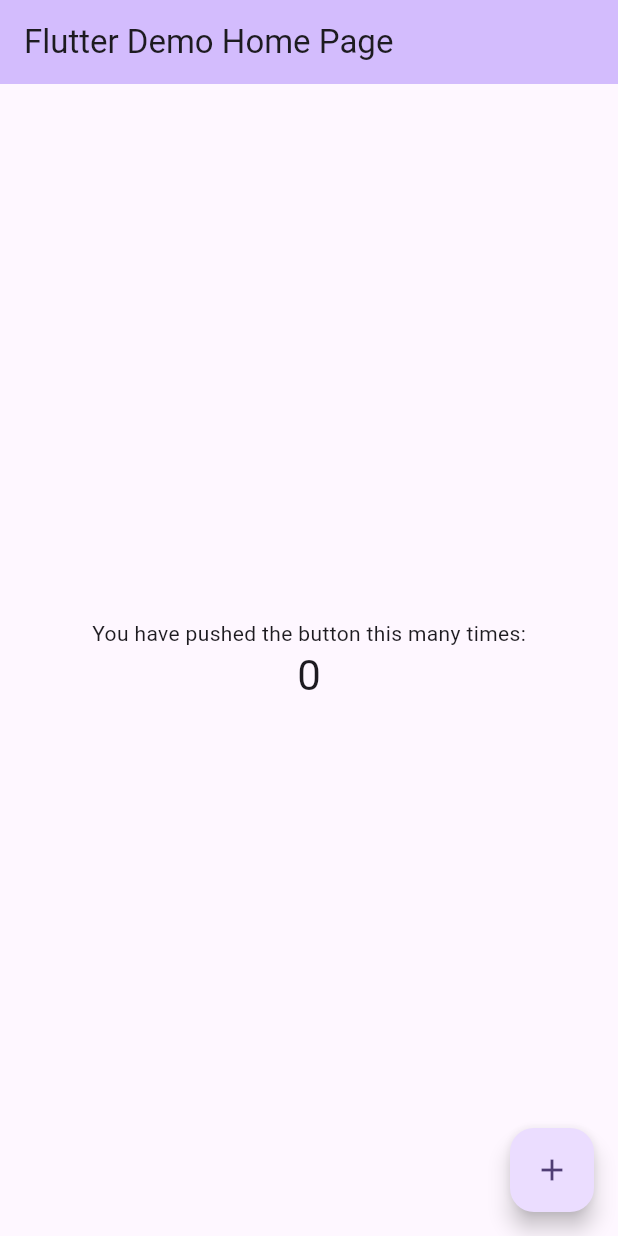
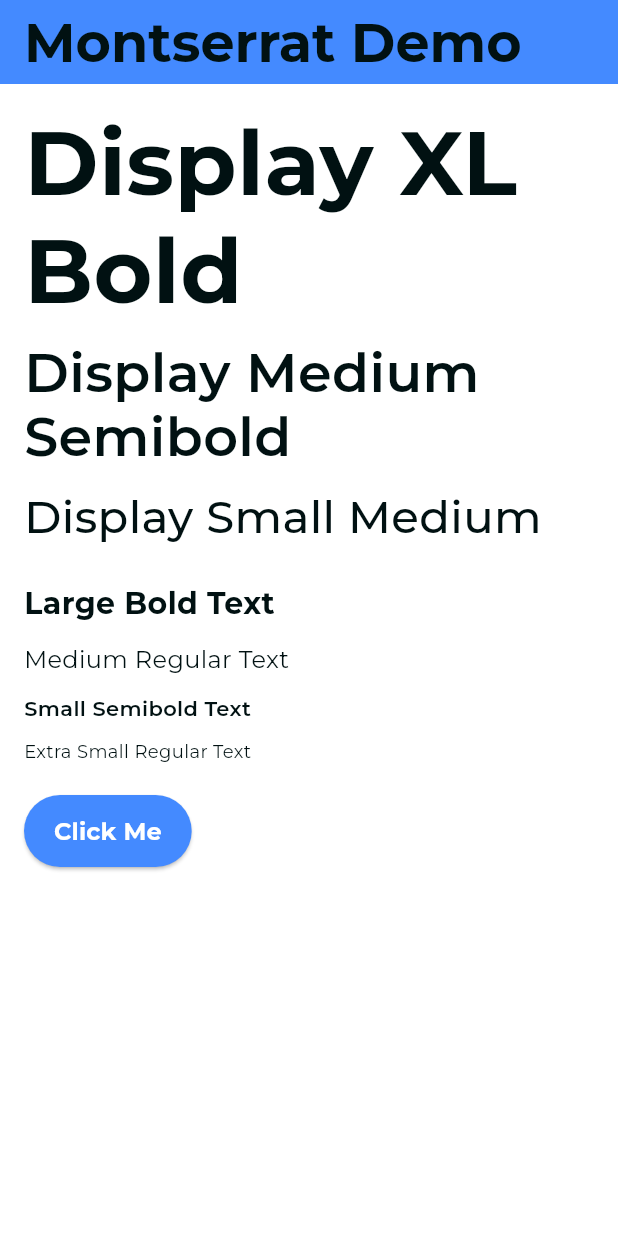
Before and after one commit to NeonCoders-UoM/mobile-app-frontend, a Flutter app: the screen it shows after launch, on a phone screen of 412 x 824 dp. Run offline on Flutter 3.47's test engine with Material 3 defaults, Android fonts, the phone set to English and light mode, and no system bars; our stand-ins replace google_fonts.

Commit message:
update add_text_styles.dart

```diff
--- a/mobile_app_frontend/lib/core/theme/app_text_styles.dart
+++ b/mobile_app_frontend/lib/core/theme/app_text_styles.dart
@@ -1,204 +1,205 @@
 import 'package:flutter/material.dart';
+import 'package:google_fonts/google_fonts.dart';
 import 'app_colors.dart';
 
 class AppTextStyles {
   // Bold Text Styles
-  static const TextStyle displayXlBold = TextStyle(
-    fontSize: 60.0, // Adjust based on your design
-    fontWeight: FontWeight.bold,
+  static TextStyle displayXlBold = GoogleFonts.montserrat(
+    fontSize: 60.0,
+    fontWeight: FontWeight.bold, // w700
     color: AppColors.neutral600,
-    height: 1.2, // Line height (adjust as needed)
+    height: 1.2,
   );
 
-  static const TextStyle displaMdBold = TextStyle(
-    fontSize: 36.0, // Adjust based on your design
+  static TextStyle displayMdBold = GoogleFonts.montserrat(
+    fontSize: 36.0,
     fontWeight: FontWeight.bold,
     color: AppColors.neutral600,
     height: 1.2,
   );
 
-  static const TextStyle displaySmBold = TextStyle(
-    fontSize: 30.0, // Adjust based on your design
+  static TextStyle displaySmBold = GoogleFonts.montserrat(
+    fontSize: 30.0,
     fontWeight: FontWeight.bold,
     color: AppColors.neutral600,
-    height: 1.5, // Line height for body text
+    height: 1.5,
   );
 
-  static const TextStyle textLgBold = TextStyle(
-    fontSize: 20.0, // Adjust based on your design
+  static TextStyle textLgBold = GoogleFonts.montserrat(
+    fontSize: 20.0,
     fontWeight: FontWeight.bold,
     color: AppColors.neutral600,
-    height: 1.5, // Line height for body text
+    height: 1.5,
   );
 
-  static const TextStyle textMdBold = TextStyle(
-    fontSize: 16.0, // Adjust based on your design
+  static TextStyle textMdBold = GoogleFonts.montserrat(
+    fontSize: 16.0,
     fontWeight: FontWeight.bold,
     color: AppColors.neutral600,
-    height: 1.5, // Line height for body text
+    height: 1.5,
   );
 
-  static const TextStyle textSmBold = TextStyle(
-    fontSize: 14.0, // Adjust based on your design
+  static TextStyle textSmBold = GoogleFonts.montserrat(
+    fontSize: 14.0,
     fontWeight: FontWeight.bold,
     color: AppColors.neutral600,
-    height: 1.5, // Line height for body text
+    height: 1.5,
   );
 
-  static const TextStyle textXsmBold = TextStyle(
-    fontSize: 12.0, // Adjust based on your design
+  static TextStyle textXsmBold = GoogleFonts.montserrat(
+    fontSize: 12.0,
     fontWeight: FontWeight.bold,
     color: AppColors.neutral600,
-    height: 1.5, // Line height for body text
+    height: 1.5,
   );
 
   // Semibold Text Styles
-  static const TextStyle displayXlSemibold = TextStyle(
+  static TextStyle displayXlSemibold = GoogleFonts.montserrat(
     fontSize: 60.0,
     fontWeight: FontWeight.w600, // Semibold
     color: AppColors.neutral600,
     height: 1.2,
   );
 
-  static const TextStyle displayMdSemibold = TextStyle(
+  static TextStyle displayMdSemibold = GoogleFonts.montserrat(
     fontSize: 36.0,
     fontWeight: FontWeight.w600,
     color: AppColors.neutral600,
     height: 1.2,
   );
 
-  static const TextStyle displaySmSemibold = TextStyle(
+  static TextStyle displaySmSemibold = GoogleFonts.montserrat(
     fontSize: 30.0,
     fontWeight: FontWeight.w600,
     color: AppColors.neutral600,
     height: 1.5,
   );
 
-  static const TextStyle textLgSemibold = TextStyle(
-    fontSize: 20.0, // Adjust based on your design
-    fontWeight: FontWeight.bold,
+  static TextStyle textLgSemibold = GoogleFonts.montserrat(
+    fontSize: 20.0,
+    fontWeight: FontWeight.w600,
     color: AppColors.neutral600,
-    height: 1.5, // Line height for body text
+    height: 1.5,
   );
 
-  static const TextStyle textMdSemibold = TextStyle(
-    fontSize: 16.0, // Adjust based on your design
-    fontWeight: FontWeight.bold,
+  static TextStyle textMdSemibold = GoogleFonts.montserrat(
+    fontSize: 16.0,
+    fontWeight: FontWeight.w600,
     color: AppColors.neutral600,
-    height: 1.5, // Line height for body text
+    height: 1.5,
   );
 
-  static const TextStyle textSmSemibold = TextStyle(
-    fontSize: 14.0, // Adjust based on your design
-    fontWeight: FontWeight.bold,
+  static TextStyle textSmSemibold = GoogleFonts.montserrat(
+    fontSize: 14.0,
+    fontWeight: FontWeight.w600,
     color: AppColors.neutral600,
-    height: 1.5, // Line height for body text
+    height: 1.5,
   );
 
-  static const TextStyle textXsmSemibold = TextStyle(
-    fontSize: 12.0, // Adjust based on your design
-    fontWeight: FontWeight.bold,
+  static TextStyle textXsmSemibold = GoogleFonts.montserrat(
+    fontSize: 12.0,
+    fontWeight: FontWeight.w600,
     color: AppColors.neutral600,
-    height: 1.5, // Line height for body text
+    height: 1.5,
   );
 
   // Medium Text Styles
-  static const TextStyle displayXlMedium = TextStyle(
+  static TextStyle displayXlMedium = GoogleFonts.montserrat(
     fontSize: 60.0,
     fontWeight: FontWeight.w500, // Medium
     color: AppColors.neutral600,
     height: 1.2,
   );
 
-  static const TextStyle displayMdMedium = TextStyle(
+  static TextStyle displayMdMedium = GoogleFonts.montserrat(
     fontSize: 36.0,
     fontWeight: FontWeight.w500,
     color: AppColors.neutral600,
     height: 1.2,
   );
 
-  static const TextStyle displaySmMedium = TextStyle(
+  static TextStyle displaySmMedium = GoogleFonts.montserrat(
     fontSize: 30.0,
     fontWeight: FontWeight.w500,
     color: AppColors.neutral600,
     height: 1.5,
   );
 
-  static const TextStyle textLgMedium = TextStyle(
-    fontSize: 20.0, // Adjust based on your design
-    fontWeight: FontWeight.bold,
+  static TextStyle textLgMedium = GoogleFonts.montserrat(
+    fontSize: 20.0,
+    fontWeight: FontWeight.w500,
     color: AppColors.neutral600,
-    height: 1.5, // Line height for body text
+    height: 1.5,
   );
 
-  static const TextStyle textMdMedium = TextStyle(
-    fontSize: 16.0, // Adjust based on your design
-    fontWeight: FontWeight.bold,
+  static TextStyle textMdMedium = GoogleFonts.montserrat(
+    fontSize: 16.0,
+    fontWeight: FontWeight.w500,
     color: AppColors.neutral600,
-    height: 1.5, // Line height for body text
+    height: 1.5,
   );
 
-  static const TextStyle textSmMedium = TextStyle(
-    fontSize: 14.0, // Adjust based on your design
-    fontWeight: FontWeight.bold,
+  static TextStyle textSmMedium = GoogleFonts.montserrat(
+    fontSize: 14.0,
+    fontWeight: FontWeight.w500,
     color: AppColors.neutral600,
-    height: 1.5, // Line height for body text
+    height: 1.5,
   );
 
-  static const TextStyle textXsmMedium = TextStyle(
-    fontSize: 12.0, // Adjust based on your design
-    fontWeight: FontWeight.bold,
+  static TextStyle textXsmMedium = GoogleFonts.montserrat(
+    fontSize: 12.0,
+    fontWeight: FontWeight.w500,
     color: AppColors.neutral600,
-    height: 1.5, // Line height for body text
+    height: 1.5,
   );
 
   // Regular Text Styles
-  static const TextStyle displayXlRegular = TextStyle(
+  static TextStyle displayXlRegular = GoogleFonts.montserrat(
     fontSize: 60.0,
-    fontWeight: FontWeight.normal, // Regular
+    fontWeight: FontWeight.normal, // w400
     color: AppColors.neutral600,
     height: 1.2,
   );
 
-  static const TextStyle displayMdRegular = TextStyle(
+  static TextStyle displayMdRegular = GoogleFonts.montserrat(
     fontSize: 36.0,
     fontWeight: FontWeight.normal,
     color: AppColors.neutral600,
     height: 1.2,
   );
 
-  static const TextStyle displaySmRegular = TextStyle(
+  static TextStyle displaySmRegular = GoogleFonts.montserrat(
     fontSize: 30.0,
     fontWeight: FontWeight.normal,
     color: AppColors.neutral600,
     height: 1.5,
   );
 
-  static const TextStyle textLgRegular = TextStyle(
-    fontSize: 20.0, // Adjust based on your design
-    fontWeight: FontWeight.bold,
+  static TextStyle textLgRegular = GoogleFonts.montserrat(
+    fontSize: 20.0,
+    fontWeight: FontWeight.normal,
     color: AppColors.neutral600,
-    height: 1.5, // Line height for body text
+    height: 1.5,
   );
 
-  static const TextStyle textMdRegular = TextStyle(
-    fontSize: 16.0, // Adjust based on your design
-    fontWeight: FontWeight.bold,
+  static TextStyle textMdRegular = GoogleFonts.montserrat(
+    fontSize: 16.0,
+    fontWeight: FontWeight.normal,
     color: AppColors.neutral600,
-    height: 1.5, // Line height for body text
+    height: 1.5,
   );
 
-  static const TextStyle textSmRegular = TextStyle(
-    fontSize: 14.0, // Adjust based on your design
-    fontWeight: FontWeight.bold,
+  static TextStyle textSmRegular = GoogleFonts.montserrat(
+    fontSize: 14.0,
+    fontWeight: FontWeight.normal,
     color: AppColors.neutral600,
-    height: 1.5, // Line height for body text
+    height: 1.5,
   );
 
-  static const TextStyle textXsmRegular = TextStyle(
-    fontSize: 12.0, // Adjust based on your design
-    fontWeight: FontWeight.bold,
+  static TextStyle textXsmRegular = GoogleFonts.montserrat(
+    fontSize: 12.0,
+    fontWeight: FontWeight.normal,
     color: AppColors.neutral600,
-    height: 1.5, // Line height for body text
+    height: 1.5,
   );
 }
--- a/mobile_app_frontend/lib/main.dart
+++ b/mobile_app_frontend/lib/main.dart
@@ -1,4 +1,132 @@
+// import 'package:flutter/material.dart';
+
+// void main() {
+//   runApp(const MyApp());
+// }
+
+// class MyApp extends StatelessWidget {
+//   const MyApp({super.key});
+
+//   // This widget is the root of your application.
+//   @override
+//   Widget build(BuildContext context) {
+//     return MaterialApp(
+//       title: 'Flutter Demo',
+//       theme: ThemeData(
+//         // This is the theme of your application.
+//         //
+//         // TRY THIS: Try running your application with "flutter run". You'll see
+//         // the application has a purple toolbar. Then, without quitting the app,
+//         // try changing the seedColor in the colorScheme below to Colors.green
+//         // and then invoke "hot reload" (save your changes or press the "hot
+//         // reload" button in a Flutter-supported IDE, or press "r" if you used
+//         // the command line to start the app).
+//         //
+//         // Notice that the counter didn't reset back to zero; the application
+//         // state is not lost during the reload. To reset the state, use hot
+//         // restart instead.
+//         //
+//         // This works for code too, not just values: Most code changes can be
+//         // tested with just a hot reload.
+//         colorScheme: ColorScheme.fromSeed(seedColor: Colors.deepPurple),
+//         useMaterial3: true,
+//       ),
+//       home: const MyHomePage(title: 'Flutter Demo Home Page'),
+//     );
+//   }
+// }
+
+// class MyHomePage extends StatefulWidget {
+//   const MyHomePage({super.key, required this.title});
+
+//   // This widget is the home page of your application. It is stateful, meaning
+//   // that it has a State object (defined below) that contains fields that affect
+//   // how it looks.
+
+//   // This class is the configuration for the state. It holds the values (in this
+//   // case the title) provided by the parent (in this case the App widget) and
+//   // used by the build method of the State. Fields in a Widget subclass are
+//   // always marked "final".
+
+//   final String title;
+
+//   @override
+//   State<MyHomePage> createState() => _MyHomePageState();
+// }
+
+// class _MyHomePageState extends State<MyHomePage> {
+//   int _counter = 0;
+
+//   void _incrementCounter() {
+//     setState(() {
+//       // This call to setState tells the Flutter framework that something has
+//       // changed in this State, which causes it to rerun the build method below
+//       // so that the display can reflect the updated values. If we changed
+//       // _counter without calling setState(), then the build method would not be
+//       // called again, and so nothing would appear to happen.
+//       _counter++;
+//     });
+//   }
+
+//   @override
+//   Widget build(BuildContext context) {
+//     // This method is rerun every time setState is called, for instance as done
+//     // by the _incrementCounter method above.
+//     //
+//     // The Flutter framework has been optimized to make rerunning build methods
+//     // fast, so that you can just rebuild anything that needs updating rather
+//     // than having to individually change instances of widgets.
+//     return Scaffold(
+//       appBar: AppBar(
+//         // TRY THIS: Try changing the color here to a specific color (to
+//         // Colors.amber, perhaps?) and trigger a hot reload to see the AppBar
+//         // change color while the other colors stay the same.
+//         backgroundColor: Theme.of(context).colorScheme.inversePrimary,
+//         // Here we take the value from the MyHomePage object that was created by
+//         // the App.build method, and use it to set our appbar title.
+//         title: Text(widget.title),
+//       ),
+//       body: Center(
+//         // Center is a layout widget. It takes a single child and positions it
+//         // in the middle of the parent.
+//         child: Column(
+//           // Column is also a layout widget. It takes a list of children and
+//           // arranges them vertically. By default, it sizes itself to fit its
+//           // children horizontally, and tries to be as tall as its parent.
+//           //
+//           // Column has various properties to control how it sizes itself and
+//           // how it positions its children. Here we use mainAxisAlignment to
+//           // center the children vertically; the main axis here is the vertical
+//           // axis because Columns are vertical (the cross axis would be
+//           // horizontal).
+//           //
+//           // TRY THIS: Invoke "debug painting" (choose the "Toggle Debug Paint"
+//           // action in the IDE, or press "p" in the console), to see the
+//           // wireframe for each widget.
+//           mainAxisAlignment: MainAxisAlignment.center,
+//           children: <Widget>[
+//             const Text(
+//               'You have pushed the button this many times:',
+//             ),
+//             Text(
+//               '$_counter',
+//               style: Theme.of(context).textTheme.headlineMedium,
+//             ),
+//           ],
+//         ),
+//       ),
+//       floatingActionButton: FloatingActionButton(
+//         onPressed: _incrementCounter,
+//         tooltip: 'Increment',
+//         child: const Icon(Icons.add),
+//       ), // This trailing comma makes auto-formatting nicer for build methods.
+//     );
+//   }
+// }
+
 import 'package:flutter/material.dart';
+import 'package:google_fonts/google_fonts.dart';
+import 'package:mobile_app_frontend/core/theme/app_text_styles.dart';
 
 void main() {
   runApp(const MyApp());
@@ -7,119 +135,100 @@ void main() {
 class MyApp extends StatelessWidget {
   const MyApp({super.key});
 
-  // This widget is the root of your application.
   @override
   Widget build(BuildContext context) {
     return MaterialApp(
-      title: 'Flutter Demo',
+      title: 'Montserrat Font Demo',
       theme: ThemeData(
-        // This is the theme of your application.
-        //
-        // TRY THIS: Try running your application with "flutter run". You'll see
-        // the application has a purple toolbar. Then, without quitting the app,
-        // try changing the seedColor in the colorScheme below to Colors.green
-        // and then invoke "hot reload" (save your changes or press the "hot
-        // reload" button in a Flutter-supported IDE, or press "r" if you used
-        // the command line to start the app).
-        //
-        // Notice that the counter didn't reset back to zero; the application
-        // state is not lost during the reload. To reset the state, use hot
-        // restart instead.
-        //
-        // This works for code too, not just values: Most code changes can be
-        // tested with just a hot reload.
-        colorScheme: ColorScheme.fromSeed(seedColor: Colors.deepPurple),
-        useMaterial3: true,
+        // Apply Montserrat as the default font for the app
+        textTheme: GoogleFonts.montserratTextTheme(
+          Theme.of(context).textTheme,
+        ),
+        primarySwatch: Colors.blue,
+        scaffoldBackgroundColor: Colors.white,
       ),
-      home: const MyHomePage(title: 'Flutter Demo Home Page'),
+      home: const HomeScreen(),
+      debugShowCheckedModeBanner: false,
     );
   }
 }
 
-class MyHomePage extends StatefulWidget {
-  const MyHomePage({super.key, required this.title});
-
-  // This widget is the home page of your application. It is stateful, meaning
-  // that it has a State object (defined below) that contains fields that affect
-  // how it looks.
-
-  // This class is the configuration for the state. It holds the values (in this
-  // case the title) provided by the parent (in this case the App widget) and
-  // used by the build method of the State. Fields in a Widget subclass are
-  // always marked "final".
-
-  final String title;
-
-  @override
-  State<MyHomePage> createState() => _MyHomePageState();
-}
-
-class _MyHomePageState extends State<MyHomePage> {
-  int _counter = 0;
-
-  void _incrementCounter() {
-    setState(() {
-      // This call to setState tells the Flutter framework that something has
-      // changed in this State, which causes it to rerun the build method below
-      // so that the display can reflect the updated values. If we changed
-      // _counter without calling setState(), then the build method would not be
-      // called again, and so nothing would appear to happen.
-      _counter++;
-    });
-  }
+class HomeScreen extends StatelessWidget {
+  const HomeScreen({super.key});
 
   @override
   Widget build(BuildContext context) {
-    // This method is rerun every time setState is called, for instance as done
-    // by the _incrementCounter method above.
-    //
-    // The Flutter framework has been optimized to make rerunning build methods
-    // fast, so that you can just rebuild anything that needs updating rather
-    // than having to individually change instances of widgets.
     return Scaffold(
       appBar: AppBar(
-        // TRY THIS: Try changing the color here to a specific color (to
-        // Colors.amber, perhaps?) and trigger a hot reload to see the AppBar
-        // change color while the other colors stay the same.
-        backgroundColor: Theme.of(context).colorScheme.inversePrimary,
-        // Here we take the value from the MyHomePage object that was created by
-        // the App.build method, and use it to set our appbar title.
-        title: Text(widget.title),
+        title: Text(
+          'Montserrat Demo',
+          style: AppTextStyles.displayMdBold, // Using bold medium display style
+        ),
+        backgroundColor: Colors.blueAccent,
+        elevation: 0,
       ),
-      body: Center(
-        // Center is a layout widget. It takes a single child and positions it
-        // in the middle of the parent.
-        child: Column(
-          // Column is also a layout widget. It takes a list of children and
-          // arranges them vertically. By default, it sizes itself to fit its
-          // children horizontally, and tries to be as tall as its parent.
-          //
-          // Column has various properties to control how it sizes itself and
-          // how it positions its children. Here we use mainAxisAlignment to
-          // center the children vertically; the main axis here is the vertical
-          // axis because Columns are vertical (the cross axis would be
-          // horizontal).
-          //
-          // TRY THIS: Invoke "debug painting" (choose the "Toggle Debug Paint"
-          // action in the IDE, or press "p" in the console), to see the
-          // wireframe for each widget.
-          mainAxisAlignment: MainAxisAlignment.center,
-          children: <Widget>[
-            const Text(
-              'You have pushed the button this many times:',
-            ),
-            Text(
-              '$_counter',
-              style: Theme.of(context).textTheme.headlineMedium,
-            ),
-          ],
+      body: Padding(
+        padding: const EdgeInsets.all(16.0),
+        child: SingleChildScrollView(
+          child: Column(
+            crossAxisAlignment: CrossAxisAlignment.start,
+            children: [
+              // Display styles
+              Text(
+                'Display XL Bold',
+                style: AppTextStyles.displayXlBold,
+              ),
+              const SizedBox(height: 10),
+              Text(
+                'Display Medium Semibold',
+                style: AppTextStyles.displayMdSemibold,
+              ),
+              const SizedBox(height: 10),
+              Text(
+                'Display Small Medium',
+                style: AppTextStyles.displaySmMedium,
+              ),
+              const SizedBox(height: 20),
+
+              // Text styles
+              Text(
+                'Large Bold Text',
+                style: AppTextStyles.textLgBold,
+              ),
+              const SizedBox(height: 10),
+              Text(
+                'Medium Regular Text',
+                style: AppTextStyles.textMdRegular,
+              ),
+              const SizedBox(height: 10),
+              Text(
+                'Small Semibold Text',
+                style: AppTextStyles.textSmSemibold,
+              ),
+              const SizedBox(height: 10),
+              Text(
+                'Extra Small Regular Text',
+                style: AppTextStyles.textXsmRegular,
+              ),
+              const SizedBox(height: 20),
+
+              // Button example
+              ElevatedButton(
+                onPressed: () {},
+                style: ElevatedButton.styleFrom(
+                  backgroundColor: Colors.blueAccent,
+                  padding:
+                      const EdgeInsets.symmetric(horizontal: 20, vertical: 12),
+                ),
+                child: Text(
+                  'Click Me',
+                  style: AppTextStyles.textMdBold.copyWith(color: Colors.white),
+                ),
+              ),
+            ],
+          ),
         ),
       ),
-      floatingActionButton: FloatingActionButton(
-        onPressed: _incrementCounter,
-        tooltip: 'Increment',
-        child: const Icon(Icons.add),
-      ), // This trailing comma makes auto-formatting nicer for build methods.
     );
   }
 }
```
Also changed, not shown: mobile_app_frontend/pubspec.yaml (+9 -1 lines), mobile_app_frontend/pubspec.lock, 1 other file.
